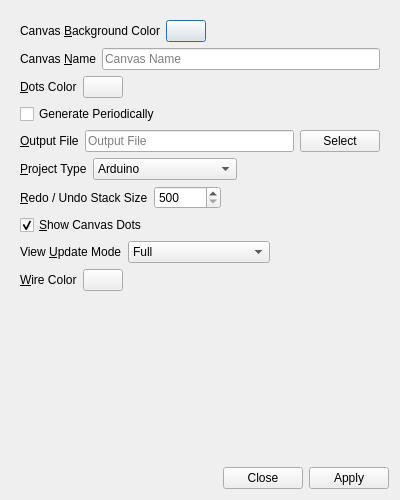
The window that UI/glitch-canvas-settings.ui (textbrowser/glitch) describes before a commit, drawn with Qt 5.
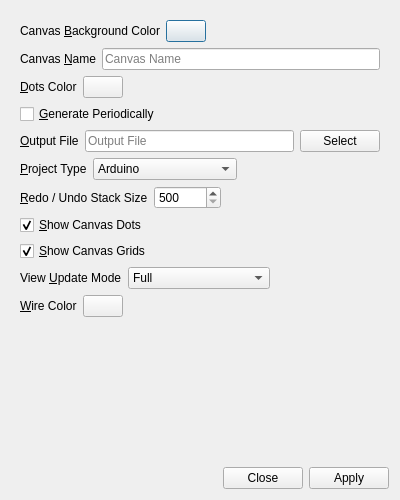
The same window after the commit. Icons and pictures are not drawn.

Commit message: Arrays. Canvas grids.

Diff of the .ui file:
```diff
--- a/UI/glitch-canvas-settings.ui
+++ b/UI/glitch-canvas-settings.ui
@@ -137,7 +137,7 @@
           <string>Generate the code shortly after a change is made.</string>
          </property>
          <property name="text">
-          <string>Generate Periodically</string>
+          <string>&amp;Generate Periodically</string>
          </property>
         </widget>
        </item>
@@ -273,6 +273,16 @@
          </property>
         </widget>
        </item>
+       <item>
+        <widget class="QCheckBox" name="show_canvas_grids">
+         <property name="text">
+          <string>&amp;Show Canvas Grids</string>
+         </property>
+         <property name="checked">
+          <bool>true</bool>
+         </property>
+        </widget>
+       </item>
        <item>
         <layout class="QHBoxLayout" name="horizontalLayout">
          <item>
```
Left out of the diff: 1 changed line with no effect on the pictures. The commit also changes 4 other files.
